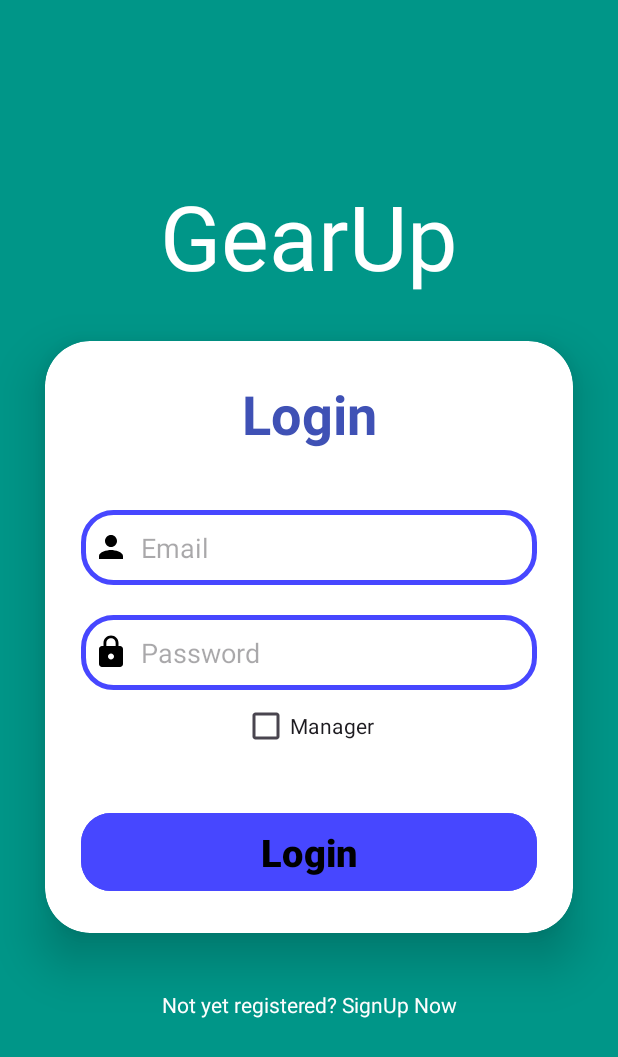
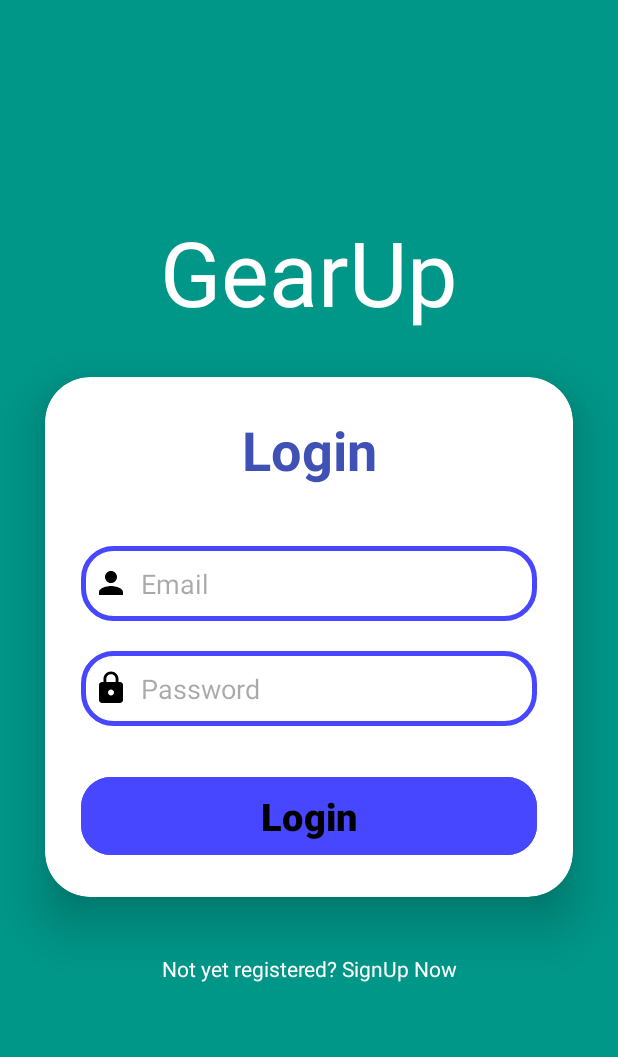
Before and after one commit to HilaAssia/ProjBagrut, an Android app: the screen it shows after launch (LogInActivity), on a phone screen of 412 x 824 dp. Shown: the top 1057 px of the screen. Run offline under Robolectric (Android 15) with nearby library versions, the phone set to English and light mode, and no system bars; our stand-ins replace Firebase (no records; nobody signed in at launch, a user with empty details on screens opened directly).

Commit message:
Initial Commit

```diff
--- a/app/src/main/java/com/example/bagrutproject/views/LogInActivity.java
+++ b/app/src/main/java/com/example/bagrutproject/views/LogInActivity.java
@@ -5,15 +5,14 @@ import android.content.Intent;
 import android.os.Bundle;
 import android.view.View;
 import android.widget.Button;
-import android.widget.CheckBox;
 import android.widget.EditText;
 import android.widget.TextView;
 import android.widget.Toast;
 
 import androidx.appcompat.app.AppCompatActivity;
 
+import com.example.bagrutproject.R;
 import com.example.bagrutproject.utils.FBAuthHelper;
-import com.example.bagrutproject.R;
 import com.example.bagrutproject.utils.FireStoreHelper;
 import com.google.firebase.auth.FirebaseAuth;
 import com.google.firebase.auth.FirebaseUser;
@@ -22,11 +21,11 @@ public class LogInActivity extends AppCompatActivity implements FBAuthHelper.FBR
 
     private FBAuthHelper fbAuthHelper;
     private FireStoreHelper fireStoreHelper;
+    private FirebaseUser user;
     EditText email;
     EditText password;
     Button loginButton;
     TextView signupText;
-    CheckBox checkBox;
 
     @SuppressLint("MissingInflatedId")
     @Override
@@ -34,16 +33,25 @@ public class LogInActivity extends AppCompatActivity implements FBAuthHelper.FBR
         super.onCreate(savedInstanceState);
         setContentView(R.layout.activity_log_in);
 
-        if(FirebaseAuth.getInstance().getCurrentUser() !=null){
-            Intent intent=new Intent(LogInActivity.this, UserActivity.class);
-            startActivity(intent);
+        user=FirebaseAuth.getInstance().getCurrentUser();
+
+        if(user!=null){
+            if (fireStoreHelper.getCollectionRefManager().whereEqualTo("uID",user.getUid())!=null){
+                Intent intent=new Intent(LogInActivity.this, HomeActivity.class);
+                startActivity(intent);
+                finish();
+            }
+            else {
+                Intent intent=new Intent(LogInActivity.this, UserActivity.class);
+                startActivity(intent);
+                finish();
+            }
         }
 
         fbAuthHelper = new FBAuthHelper(this, this);
         fireStoreHelper = new FireStoreHelper(null);
         email = findViewById(R.id.email);
         password = findViewById(R.id.password);
-        checkBox= findViewById(R.id.checkbox_manager);
 
         loginButton = findViewById(R.id.loginButton);
         loginButton.setOnClickListener(new View.OnClickListener() {
--- a/app/src/main/java/com/example/bagrutproject/views/SignInActivity.java
+++ b/app/src/main/java/com/example/bagrutproject/views/SignInActivity.java
@@ -131,7 +131,7 @@ public class SignInActivity extends AppCompatActivity implements FBAuthHelper.FB
                 @Override
                 public void onClick(View v) {
                     if(isManager(etManagerPass.getText().toString())){
-                        Manager manager =new Manager(user.getEmail(),user);
+                        Manager manager =new Manager(user.getEmail(),user.getUid());
                         fireStoreHelper.add(manager);
                         Intent intent=new Intent(SignInActivity.this, HomeActivity.class);
                         startActivity(intent);
--- a/app/src/main/res/layout/activity_log_in.xml
+++ b/app/src/main/res/layout/activity_log_in.xml
@@ -70,12 +70,6 @@
                 android:textColor="@color/black"
                 android:textColorHighlight="@color/cardview_dark_background" />
 
-            <CheckBox android:id="@+id/checkbox_manager"
-                android:layout_gravity="center_horizontal"
-                android:layout_width="wrap_content"
-                android:layout_height="wrap_content"
-                android:text="Manager" />
-
             <Button
                 android:id="@+id/loginButton"
                 android:layout_width="match_parent"
--- a/app/src/main/res/layout/activity_user.xml
+++ b/app/src/main/res/layout/activity_user.xml
@@ -27,7 +27,7 @@
                 android:src="@drawable/baseline_arrow_back_24" />
 
 
-            <androidx.appcompat.widget.SearchView
+            <SearchView
                 android:id="@+id/search_bar"
                 android:layout_width="295dp"
                 android:layout_height="wrap_content"
```
Also changed, not shown: app/src/main/java/com/example/bagrutproject/model/Manager.java (+3 -4 lines), app/src/main/java/com/example/bagrutproject/views/UserActivity.java (+4 -3 lines).
